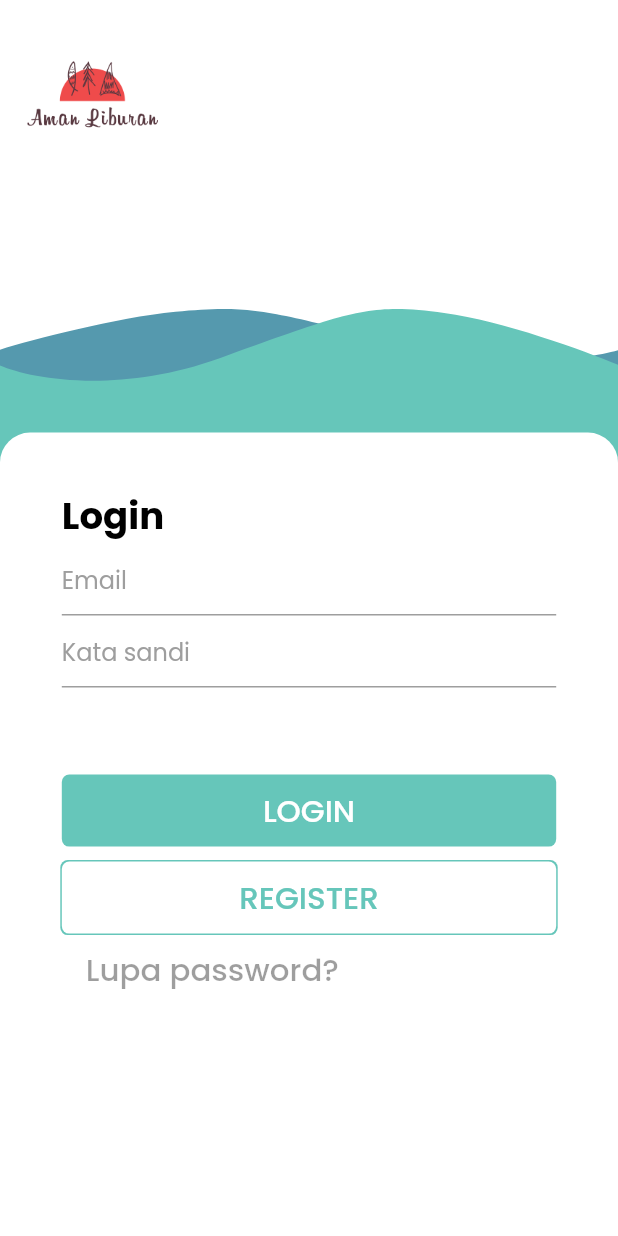
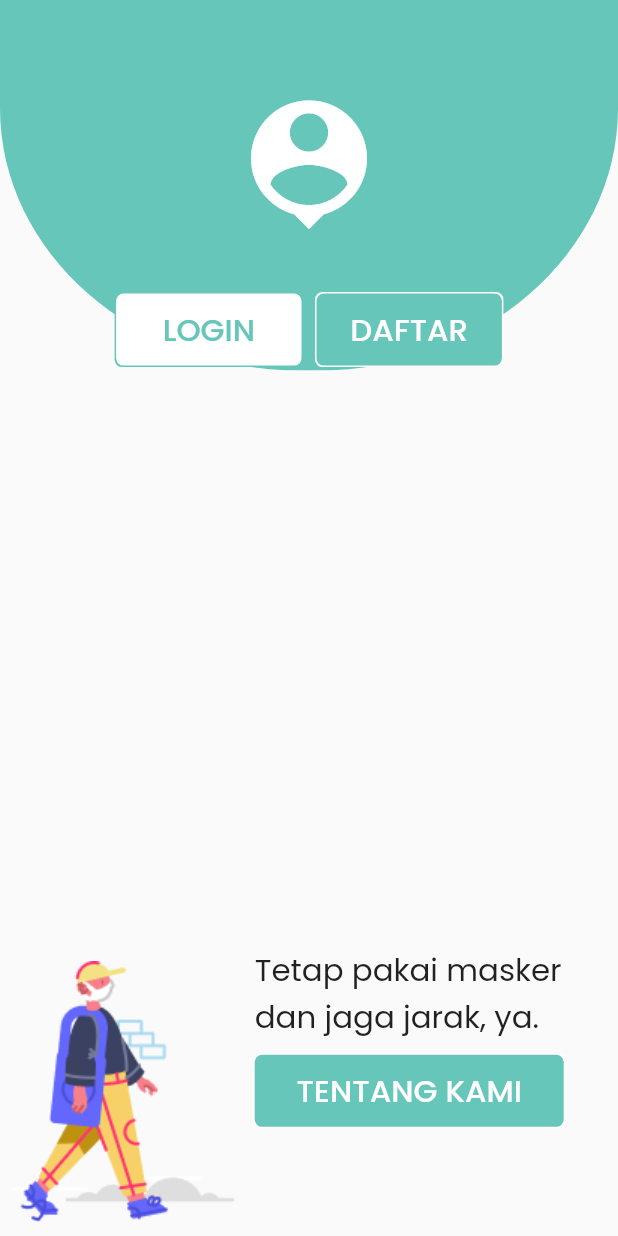
Before and after one commit to dhahedda/aman_liburan, a Flutter app: the screen it shows after launch, on a phone screen of 412 x 824 dp. Run offline on Flutter 3.47's test engine with Material 2 defaults, Android fonts, the light colour scheme and no system bars; our stand-ins replace flutter_svg, form_field_validator, get, google_fonts; missing offline and left inert: keyboard_avoider; project files that could hold a hidden picture were left out.

Commit message:
added profile page

```diff
--- /dev/null
+++ b/lib/controller/UserController.dart
@@ -0,0 +1,9 @@
+import 'package:get/state_manager.dart';
+
+class UserController extends GetxController {
+  var photoUrl;
+  updateProfile(String _photoUrl) {
+    photoUrl = _photoUrl;
+    update();
+  }
+}
--- a/lib/main.dart
+++ b/lib/main.dart
@@ -1,10 +1,11 @@
 import 'package:aman_liburan/views/LoginPage.dart';
+import 'package:aman_liburan/views/Profile.dart';
 import 'package:flutter/material.dart';
 import 'package:get/get.dart';
 
 void main() {
   runApp(GetMaterialApp(
     debugShowCheckedModeBanner: false,
-    home: LoginPage(),
+    home: Profile(),
   ));
 }
--- a/lib/services/Screen.dart
+++ b/lib/services/Screen.dart
@@ -119,7 +119,7 @@ class CustomButton extends StatelessWidget {
   Widget build(BuildContext context) {
     return Container(
       width: width,
-      margin: EdgeInsets.only(top: 10),
+      margin: EdgeInsets.all(5),
       decoration: BoxDecoration(
           color: color,
           borderRadius: BorderRadius.circular(5),
--- a/lib/views/LoginPage.dart
+++ b/lib/views/LoginPage.dart
@@ -28,9 +28,9 @@ class LoginPageState extends State<LoginPage> {
   @override
   Widget build(BuildContext context) {
     Screen().init(context);
-    return SafeArea(
-      child: Container(
-          color: Colors.blue,
+    return Container(
+      color: CustomColor().primary,
+      child: SafeArea(
         child: Scaffold(
           backgroundColor: Colors.white,
           body: Center(
@@ -79,8 +79,7 @@ class LoginPageState extends State<LoginPage> {
                             child: Form(
                                 key: _formKey,
                                 child: Column(
-                                    crossAxisAlignment:
-                                        CrossAxisAlignment.start,
+                                  crossAxisAlignment: CrossAxisAlignment.start,
                                   children: <Widget>[
                                     Text(
                                       '\nLogin',
@@ -124,7 +123,8 @@ class LoginPageState extends State<LoginPage> {
               ],
             ),
           ),
-          )),
+        ),
+      ),
     );
   }
 }
--- /dev/null
+++ b/lib/views/Profile.dart
@@ -0,0 +1,140 @@
+import 'package:aman_liburan/services/Screen.dart';
+import 'package:flutter/cupertino.dart';
+import 'package:flutter/material.dart';
+import 'package:flutter_svg/flutter_svg.dart';
+import 'package:get/get.dart';
+import 'package:google_fonts/google_fonts.dart';
+
+import 'LoginPage.dart';
+import 'RegisterPage.dart';
+
+class Profile extends StatelessWidget {
+  @override
+  Widget build(BuildContext context) {
+    return Container(
+      color: CustomColor().primary,
+      child: SafeArea(
+        child: Scaffold(body: _UserProfile()),
+      ),
+    );
+  }
+}
+
+class _UserProfile extends StatelessWidget {
+  @override
+  Widget build(BuildContext context) {
+    Screen().init(context);
+    return Column(
+      children: [
+        Expanded(
+          flex: 2,
+          child: Stack(
+            children: [
+              Container(
+                width: Screen.x,
+                child: SvgPicture.asset(
+                  'images/green_half_circle.svg',
+                  fit: BoxFit.fill,
+                ),
+              ),
+              Center(
+                child: Column(
+                  mainAxisAlignment: MainAxisAlignment.center,
+                  children: [
+                    Expanded(
+                      flex: 1,
+                      child: Container(),
+                    ),
+                    Expanded(
+                      flex: 2,
+                      child: Icon(
+                        Icons.person_pin,
+                        color: Colors.white,
+                        size: Screen.blockX * 25,
+                      ),
+                    ),
+                    Expanded(
+                      flex: 2,
+                      child: Row(
+                        crossAxisAlignment: CrossAxisAlignment.center,
+                        mainAxisAlignment: MainAxisAlignment.center,
+                        children: [
+                          CustomButton(
+                            color: Colors.white,
+                            fontColor: CustomColor().primary,
+                            hint: 'LOGIN',
+                            width: Screen.blockX * 30,
+                            function: () => Get.to(LoginPage()),
+                          ),
+                          CustomButton(
+                            color: CustomColor().primary,
+                            fontColor: Colors.white,
+                            hint: 'DAFTAR',
+                            width: Screen.blockX * 30,
+                            function: () => Get.to(RegisterPage()),
+                          )
+                        ],
+                      ),
+                    ),
+                    Expanded(
+                      flex: 1,
+                      child: Container(),
+                    )
+                  ],
+                ),
+              )
+            ],
+          ),
+        ),
+        Expanded(
+          flex: 3,
+          child: Row(
+            crossAxisAlignment: CrossAxisAlignment.end,
+            children: [
+              Expanded(
+                flex: 2,
+                child: Container(
+                  child: Image.asset('images/img_man_walking.png'),
+                ),
+              ),
+              Expanded(
+                flex: 3,
+                child: Column(
+                  children: [
+                    Expanded(
+                      flex: 3,
+                      child: Container(),
+                    ),
+                    Expanded(
+                      flex: 2,
+                      child: Column(
+                        mainAxisAlignment: MainAxisAlignment.start,
+                        crossAxisAlignment: CrossAxisAlignment.start,
+                        children: [
+                          Container(
+                            margin: EdgeInsets.all(5),
+                            child: Text(
+                                'Tetap pakai masker dan jaga jarak, ya.',
+                                style: GoogleFonts.poppins(
+                                    fontSize: Screen.blockX * 5)),
+                          ),
+                          CustomButton(
+                            color: CustomColor().primary,
+                            fontColor: Colors.white,
+                            function: null,
+                            width: Screen.blockX * 50,
+                            hint: 'TENTANG KAMI',
+                          ),
+                        ],
+                      ),
+                    )
+                  ],
+                ),
+              )
+            ],
+          ),
+        )
+      ],
+    );
+  }
+}
--- a/lib/views/RegisterPage.dart
+++ b/lib/views/RegisterPage.dart
@@ -34,9 +34,9 @@ class _RegisterPage extends State<RegisterPage> {
   @override
   Widget build(BuildContext context) {
     Screen().init(context);
-    return SafeArea(
-      child: Container(
-          color: Colors.blue,
+    return Container(
+      color: CustomColor().primary,
+      child: SafeArea(
         child: Scaffold(
           resizeToAvoidBottomPadding: false,
           backgroundColor: Colors.white,
@@ -134,7 +134,8 @@ class _RegisterPage extends State<RegisterPage> {
               ),
             ),
           ),
-          )),
+        ),
+      ),
     );
   }
 }
```
Also changed, not shown: images/green_half_circle.svg (added), images/img_man_walking.png (added). Lines whose indentation alone changed are shown as unchanged.
